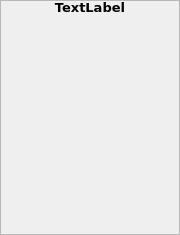
First picture: the form in imagen.ui, repository pacol85/buscador, before the edit.
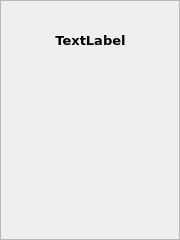
Second picture: the form after the edit.

Commit message: se coloco justo abajo de la busqueda la imagen

```diff
--- a/imagen.ui
+++ b/imagen.ui
@@ -7,7 +7,7 @@
     <x>0</x>
     <y>0</y>
     <width>180</width>
-    <height>235</height>
+    <height>240</height>
    </rect>
   </property>
   <property name="windowTitle">
@@ -19,50 +19,24 @@
   <property name="frameShadow">
    <enum>QFrame::Raised</enum>
   </property>
-  <widget class="QLabel" name="lbl_imagen">
-   <property name="geometry">
-    <rect>
-     <x>0</x>
-     <y>15</y>
-     <width>180</width>
-     <height>180</height>
-    </rect>
-   </property>
-   <property name="text">
-    <string/>
-   </property>
-  </widget>
-  <widget class="QLabel" name="lbl_ubicacion">
-   <property name="geometry">
-    <rect>
-     <x>0</x>
-     <y>195</y>
-     <width>180</width>
-     <height>40</height>
-    </rect>
-   </property>
-   <property name="font">
-    <font>
-     <family>Verdana</family>
-     <pointsize>9</pointsize>
-    </font>
-   </property>
-   <property name="text">
-    <string/>
-   </property>
-   <property name="alignment">
-    <set>Qt::AlignCenter</set>
-   </property>
-  </widget>
-  <widget class="QLabel" name="lbl_estilo">
+  <widget class="QWidget" name="verticalLayoutWidget">
    <property name="geometry">
     <rect>
      <x>0</x>
      <y>0</y>
-     <width>180</width>
-     <height>15</height>
+     <width>181</width>
+     <height>241</height>
     </rect>
    </property>
+   <layout class="QVBoxLayout" name="verticalLayout">
+    <property name="spacing">
+     <number>1</number>
+    </property>
+    <property name="topMargin">
+     <number>0</number>
+    </property>
+    <item>
+     <widget class="QLabel" name="lbl_estilo">
    <property name="font">
     <font>
      <family>Verdana</family>
@@ -78,6 +52,32 @@
     <set>Qt::AlignCenter</set>
    </property>
   </widget>
+    </item>
+    <item>
+     <widget class="QLabel" name="lbl_imagen">
+      <property name="text">
+       <string/>
+      </property>
+     </widget>
+    </item>
+    <item>
+     <widget class="QLabel" name="lbl_ubicacion">
+      <property name="font">
+       <font>
+        <family>Verdana</family>
+        <pointsize>9</pointsize>
+       </font>
+      </property>
+      <property name="text">
+       <string/>
+      </property>
+      <property name="alignment">
+       <set>Qt::AlignCenter</set>
+      </property>
+     </widget>
+    </item>
+   </layout>
+  </widget>
  </widget>
  <resources/>
  <connections/>
```
Left out of the diff: 3 changed lines with no effect on the pictures. Lines whose indentation alone changed are shown as unchanged. The commit also changes 4 other files.
